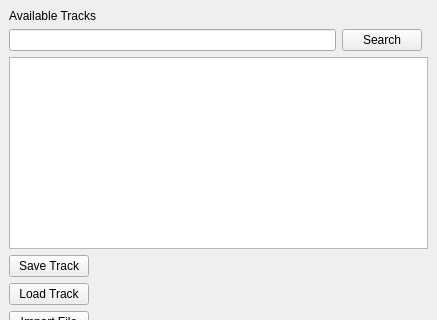
Before: the Qt Designer form gpxTrackManager_dockwidget_base.ui in citizenfish/qgis_gpx_track_manager, drawn with Qt 5; both pictures show x 0 to 437 and y 0 to 320 of the 437 by 521 pixel window.
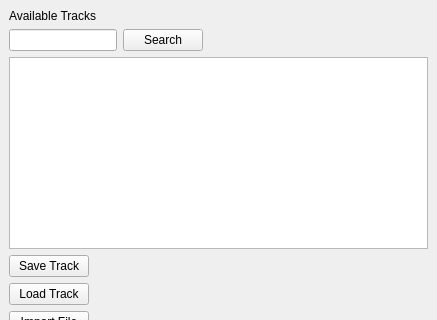
After: the same form once the commit is applied.

```diff
--- a/gpxTrackManager_dockwidget_base.ui
+++ b/gpxTrackManager_dockwidget_base.ui
@@ -42,7 +42,14 @@
      </widget>
     </item>
     <item row="1" column="0">
-     <widget class="QLineEdit" name="searchText"/>
+     <widget class="QLineEdit" name="searchText">
+      <property name="sizePolicy">
+       <sizepolicy hsizetype="Maximum" vsizetype="Fixed">
+        <horstretch>0</horstretch>
+        <verstretch>0</verstretch>
+       </sizepolicy>
+      </property>
+     </widget>
     </item>
     <item row="7" column="0">
      <widget class="QPushButton" name="loadFileButton">
@@ -95,6 +102,12 @@
     </item>
     <item row="1" column="1">
      <widget class="QPushButton" name="searchButton">
+      <property name="sizePolicy">
+       <sizepolicy hsizetype="Fixed" vsizetype="Fixed">
+        <horstretch>0</horstretch>
+        <verstretch>0</verstretch>
+       </sizepolicy>
+      </property>
       <property name="text">
        <string>Search</string>
       </property>
```
